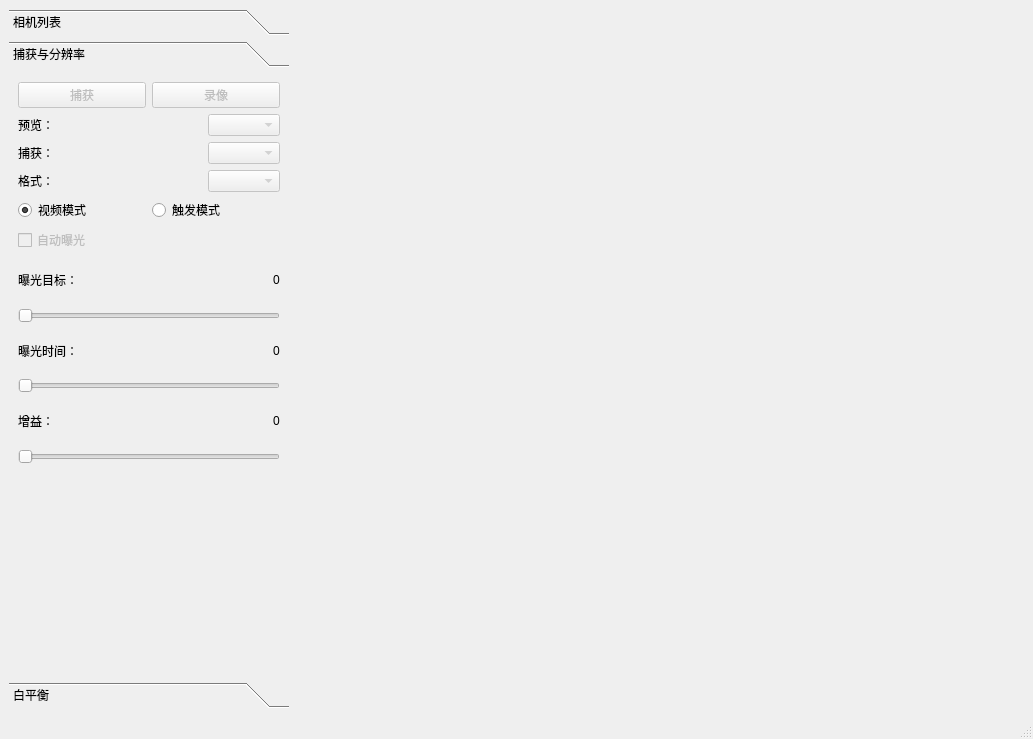
Qt form mainwindow.ui (WenHao-L/ControlView) before a commit.
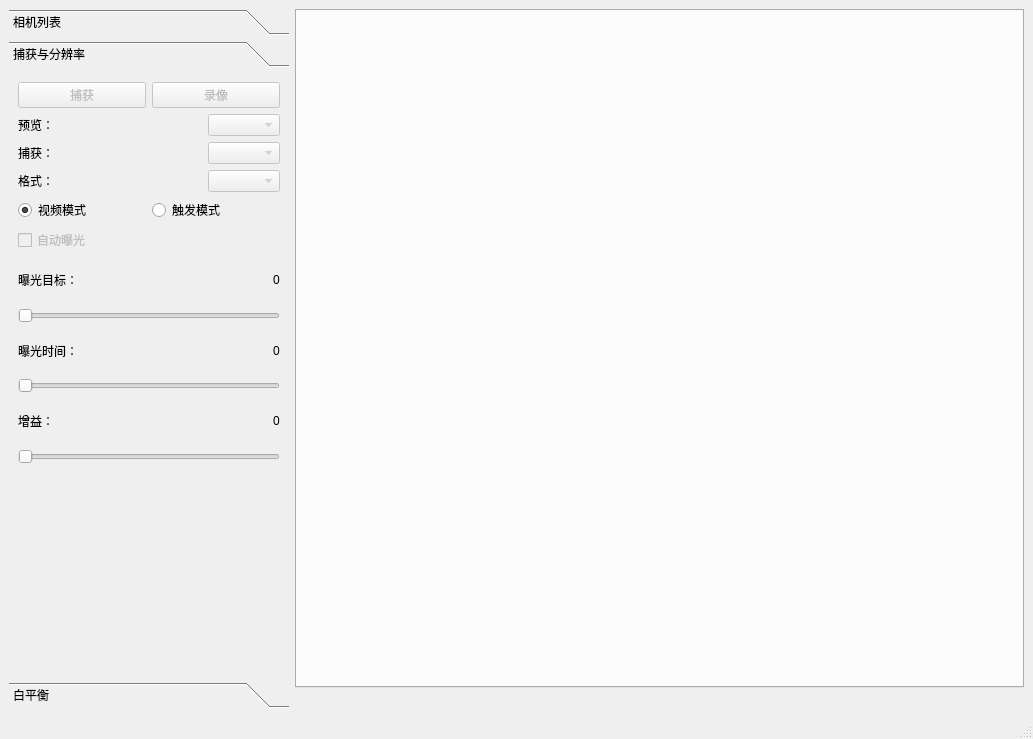
The same form after that commit.

Commit message: 修改预览画面组件

The edit to the form file:
```diff
--- a/mainwindow.ui
+++ b/mainwindow.ui
@@ -569,7 +569,14 @@
      </widget>
     </item>
     <item>
-     <layout class="QVBoxLayout" name="videoLayout" stretch="0,1">
+     <layout class="QVBoxLayout" name="rightLayout" stretch="1,0">
+      <item>
+       <widget class="QTabWidget" name="tabWidget">
+        <property name="currentIndex">
+         <number>-1</number>
+        </property>
+       </widget>
+      </item>
       <item>
        <widget class="QLabel" name="lblLabel">
         <property name="text">
@@ -577,18 +584,8 @@
         </property>
        </widget>
       </item>
-      <item>
-       <widget class="QLabel" name="videoLabel">
-        <property name="text">
-         <string/>
-        </property>
-       </widget>
-      </item>
      </layout>
     </item>
-    <item>
-     <widget class="QWidget" name="widget" native="true"/>
-    </item>
    </layout>
   </widget>
   <widget class="QMenuBar" name="menubar">
```
The commit also changes 2 other files.
